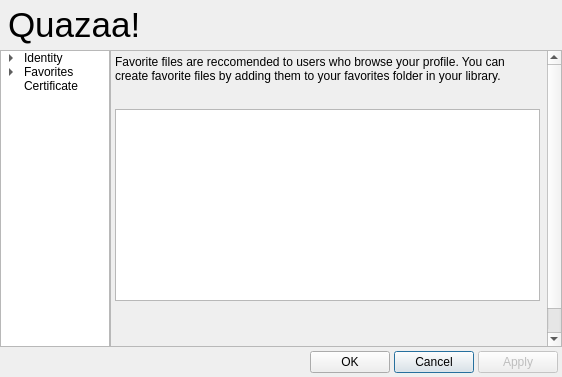
Above: Quazaa/UI/dialogprofile.ui from c3c/quazaa before the change. Below: the same form after it.
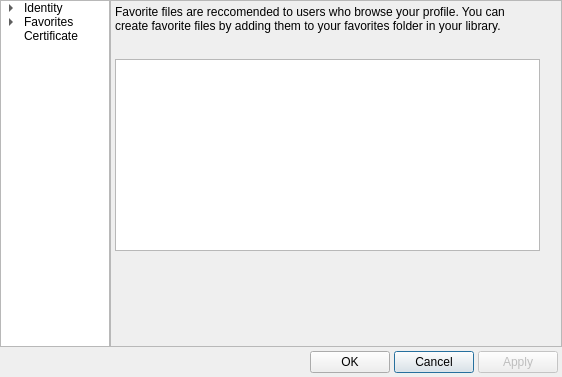
That is the form after the change. Icons and pictures are not drawn.

The edit to the form file:
```diff
--- a/Quazaa/UI/dialogprofile.ui
+++ b/Quazaa/UI/dialogprofile.ui
@@ -39,67 +39,7 @@
    <property name="spacing">
     <number>0</number>
    </property>
-   <item row="0" column="0" rowspan="2" colspan="3">
-    <widget class="QFrame" name="frameCommonHeader">
-     <property name="minimumSize">
-      <size>
-       <width>0</width>
-       <height>50</height>
-      </size>
-     </property>
-     <property name="maximumSize">
-      <size>
-       <width>16777215</width>
-       <height>50</height>
-      </size>
-     </property>
-     <property name="frameShape">
-      <enum>QFrame::NoFrame</enum>
-     </property>
-     <property name="frameShadow">
-      <enum>QFrame::Raised</enum>
-     </property>
-     <layout class="QGridLayout" name="gridLayout_23">
-      <property name="margin">
-       <number>1</number>
-      </property>
-      <property name="spacing">
-       <number>0</number>
-      </property>
-      <item row="0" column="0">
-       <widget class="QLabel" name="labelLogo">
-        <property name="styleSheet">
-         <string notr="true">background-color: transparent;</string>
-        </property>
-        <property name="text">
-         <string/>
-        </property>
-        <property name="pixmap">
-         <pixmap resource="../Resource.qrc">:/Resource/Quazaa48.png</pixmap>
-        </property>
-       </widget>
-      </item>
-      <item row="0" column="1">
-       <widget class="QLabel" name="labelHeaderText">
-        <property name="sizePolicy">
-         <sizepolicy hsizetype="MinimumExpanding" vsizetype="Preferred">
-          <horstretch>0</horstretch>
-          <verstretch>0</verstretch>
-         </sizepolicy>
-        </property>
-        <property name="text">
-         <string notr="true">&lt;!DOCTYPE HTML PUBLIC &quot;-//W3C//DTD HTML 4.0//EN&quot; &quot;http://www.w3.org/TR/REC-html40/strict.dtd&quot;&gt;
-&lt;html&gt;&lt;head&gt;&lt;meta name=&quot;qrichtext&quot; content=&quot;1&quot; /&gt;&lt;style type=&quot;text/css&quot;&gt;
-p, li { white-space: pre-wrap; }
-&lt;/style&gt;&lt;/head&gt;&lt;body style=&quot; font-family:'MS Shell Dlg 2'; font-size:8.25pt; font-weight:400; font-style:normal;&quot;&gt;
-&lt;p style=&quot; margin-top:0px; margin-bottom:0px; margin-left:0px; margin-right:0px; -qt-block-indent:0; text-indent:0px;&quot;&gt;&lt;span style=&quot; font-size:26pt;&quot;&gt;Quazaa!&lt;/span&gt;&lt;/p&gt;&lt;/body&gt;&lt;/html&gt;</string>
-        </property>
-       </widget>
-      </item>
-     </layout>
-    </widget>
-   </item>
-   <item row="2" column="0">
+   <item row="0" column="0">
     <widget class="QTreeWidget" name="treeWidgetProfileNavigation">
      <property name="sizePolicy">
       <sizepolicy hsizetype="Preferred" vsizetype="MinimumExpanding">
@@ -222,7 +162,7 @@
      </item>
     </layout>
    </item>
-   <item row="2" column="1">
+   <item row="0" column="1">
     <widget class="QScrollArea" name="scrollArea">
      <property name="widgetResizable">
       <bool>true</bool>
@@ -232,8 +172,8 @@
        <rect>
         <x>0</x>
         <y>0</y>
-        <width>433</width>
-        <height>335</height>
+        <width>450</width>
+        <height>344</height>
        </rect>
       </property>
       <layout class="QVBoxLayout" name="verticalLayout">
```
Left out of the diff: 2 changed lines with no effect on the pictures.
